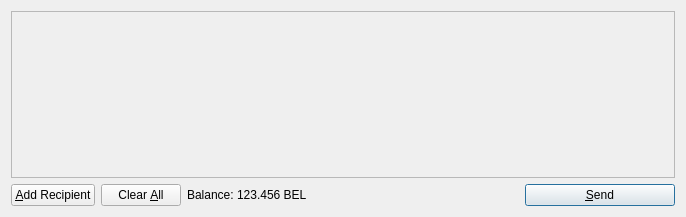
Qt form src/qt/forms/sendcoinsdialog.ui (fj31216/kittehcoin) before a commit.
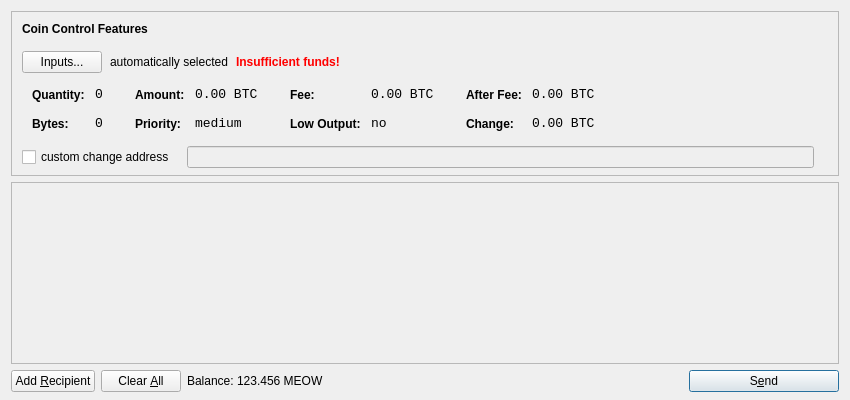
The same form after that commit. Icons and pictures are not drawn.

The edit to the form file:
```diff
--- a/src/qt/forms/sendcoinsdialog.ui
+++ b/src/qt/forms/sendcoinsdialog.ui
@@ -6,14 +6,615 @@
    <rect>
     <x>0</x>
     <y>0</y>
-    <width>686</width>
-    <height>217</height>
+    <width>850</width>
+    <height>400</height>
    </rect>
   </property>
   <property name="windowTitle">
    <string>Send Coins</string>
   </property>
-  <layout class="QVBoxLayout" name="verticalLayout">
+  <layout class="QVBoxLayout" name="verticalLayout" stretch="0,1,0">
+   <property name="bottomMargin">
+    <number>8</number>
+   </property>
+   <item>
+    <widget class="QFrame" name="frameCoinControl">
+     <property name="sizePolicy">
+      <sizepolicy hsizetype="Expanding" vsizetype="Expanding">
+       <horstretch>0</horstretch>
+       <verstretch>0</verstretch>
+      </sizepolicy>
+     </property>
+     <property name="maximumSize">
+      <size>
+       <width>16777215</width>
+       <height>16777215</height>
+      </size>
+     </property>
+     <property name="frameShape">
+      <enum>QFrame::StyledPanel</enum>
+     </property>
+     <property name="frameShadow">
+      <enum>QFrame::Sunken</enum>
+     </property>
+     <layout class="QVBoxLayout" name="verticalLayoutCoinControl2">
+      <property name="spacing">
+       <number>-1</number>
+      </property>
+      <property name="leftMargin">
+       <number>0</number>
+      </property>
+      <property name="topMargin">
+       <number>0</number>
+      </property>
+      <property name="rightMargin">
+       <number>0</number>
+      </property>
+      <property name="bottomMargin">
+       <number>6</number>
+      </property>
+      <item>
+       <layout class="QVBoxLayout" name="verticalLayoutCoinControl" stretch="0,0,0,0,1">
+        <property name="spacing">
+         <number>0</number>
+        </property>
+        <property name="leftMargin">
+         <number>10</number>
+        </property>
+        <property name="topMargin">
+         <number>10</number>
+        </property>
+        <item>
+         <layout class="QHBoxLayout" name="horizontalLayoutCoinControl1">
+          <property name="bottomMargin">
+           <number>15</number>
+          </property>
+          <item>
+           <widget class="QLabel" name="labelCoinControlFeatures">
+            <property name="sizePolicy">
+             <sizepolicy hsizetype="Preferred" vsizetype="Maximum">
+              <horstretch>0</horstretch>
+              <verstretch>0</verstretch>
+             </sizepolicy>
+            </property>
+            <property name="font">
+             <font>
+              <weight>75</weight>
+              <bold>true</bold>
+             </font>
+            </property>
+            <property name="styleSheet">
+             <string notr="true">font-weight:bold;</string>
+            </property>
+            <property name="text">
+             <string>Coin Control Features</string>
+            </property>
+           </widget>
+          </item>
+         </layout>
+        </item>
+        <item>
+         <layout class="QHBoxLayout" name="horizontalLayoutCoinControl2" stretch="0,0,0,0">
+          <property name="spacing">
+           <number>8</number>
+          </property>
+          <property name="bottomMargin">
+           <number>10</number>
+          </property>
+          <item>
+           <widget class="QPushButton" name="pushButtonCoinControl">
+            <property name="styleSheet">
+             <string notr="true"/>
+            </property>
+            <property name="text">
+             <string>Inputs...</string>
+            </property>
+           </widget>
+          </item>
+          <item>
+           <widget class="QLabel" name="labelCoinControlAutomaticallySelected">
+            <property name="text">
+             <string>automatically selected</string>
+            </property>
+            <property name="margin">
+             <number>5</number>
+            </property>
+           </widget>
+          </item>
+          <item>
+           <widget class="QLabel" name="labelCoinControlInsuffFunds">
+            <property name="font">
+             <font>
+              <weight>75</weight>
+              <bold>true</bold>
+             </font>
+            </property>
+            <property name="styleSheet">
+             <string notr="true">color:red;font-weight:bold;</string>
+            </property>
+            <property name="text">
+             <string>Insufficient funds!</string>
+            </property>
+            <property name="margin">
+             <number>5</number>
+            </property>
+           </widget>
+          </item>
+          <item>
+           <spacer name="horizontalSpacerCoinControl">
+            <property name="orientation">
+             <enum>Qt::Horizontal</enum>
+            </property>
+            <property name="sizeHint" stdset="0">
+             <size>
+              <width>40</width>
+              <height>1</height>
+             </size>
+            </property>
+           </spacer>
+          </item>
+         </layout>
+        </item>
+        <item>
+         <widget class="QWidget" name="widgetCoinControl" native="true">
+          <property name="sizePolicy">
+           <sizepolicy hsizetype="Preferred" vsizetype="Preferred">
+            <horstretch>0</horstretch>
+            <verstretch>0</verstretch>
+           </sizepolicy>
+          </property>
+          <property name="minimumSize">
+           <size>
+            <width>0</width>
+            <height>0</height>
+           </size>
+          </property>
+          <property name="styleSheet">
+           <string notr="true"/>
+          </property>
+          <layout class="QHBoxLayout" name="horizontalLayoutCoinControl5">
+           <property name="margin">
+            <number>0</number>
+           </property>
+           <item>
+            <layout class="QHBoxLayout" name="horizontalLayoutCoinControl3" stretch="0,0,0,1">
+             <property name="spacing">
+              <number>20</number>
+             </property>
+             <property name="topMargin">
+              <number>0</number>
+             </property>
+             <property name="bottomMargin">
+              <number>10</number>
+             </property>
+             <item>
+              <layout class="QFormLayout" name="formLayoutCoinControl1">
+               <property name="horizontalSpacing">
+                <number>10</number>
+               </property>
+               <property name="verticalSpacing">
+                <number>14</number>
+               </property>
+               <property name="leftMargin">
+                <number>10</number>
+               </property>
+               <property name="topMargin">
+                <number>4</number>
+               </property>
+               <property name="rightMargin">
+                <number>6</number>
+               </property>
+               <item row="0" column="0">
+                <widget class="QLabel" name="labelCoinControlQuantityText">
+                 <property name="styleSheet">
+                  <string notr="true">font-weight:bold;</string>
+                 </property>
+                 <property name="text">
+                  <string>Quantity:</string>
+                 </property>
+                 <property name="margin">
+                  <number>0</number>
+                 </property>
+                </widget>
+               </item>
+               <item row="0" column="1">
+                <widget class="QLabel" name="labelCoinControlQuantity">
+                 <property name="font">
+                  <font>
+                   <family>Monospace</family>
+                   <pointsize>10</pointsize>
+                  </font>
+                 </property>
+                 <property name="cursor">
+                  <cursorShape>IBeamCursor</cursorShape>
+                 </property>
+                 <property name="contextMenuPolicy">
+                  <enum>Qt::ActionsContextMenu</enum>
+                 </property>
+                 <property name="text">
+                  <string notr="true">0</string>
+                 </property>
+                 <property name="margin">
+                  <number>0</number>
+                 </property>
+                 <property name="textInteractionFlags">
+                  <set>Qt::LinksAccessibleByMouse|Qt::TextSelectableByKeyboard|Qt::TextSelectableByMouse</set>
+                 </property>
+                </widget>
+               </item>
+               <item row="1" column="0">
+                <widget class="QLabel" name="labelCoinControlBytesText">
+                 <property name="styleSheet">
+                  <string notr="true">font-weight:bold;</string>
+                 </property>
+                 <property name="text">
+                  <string>Bytes:</string>
+                 </property>
+                </widget>
+               </item>
+               <item row="1" column="1">
+                <widget class="QLabel" name="labelCoinControlBytes">
+                 <property name="font">
+                  <font>
+                   <family>Monospace</family>
+                   <pointsize>10</pointsize>
+                  </font>
+                 </property>
+                 <property name="cursor">
+                  <cursorShape>IBeamCursor</cursorShape>
+                 </property>
+                 <property name="contextMenuPolicy">
+                  <enum>Qt::ActionsContextMenu</enum>
+                 </property>
+                 <property name="text">
+                  <string notr="true">0</string>
+                 </property>
+                 <property name="textInteractionFlags">
+                  <set>Qt::LinksAccessibleByMouse|Qt::TextSelectableByKeyboard|Qt::TextSelectableByMouse</set>
+                 </property>
+                </widget>
+               </item>
+              </layout>
+             </item>
+             <item>
+              <layout class="QFormLayout" name="formLayoutCoinControl2">
+               <property name="horizontalSpacing">
+                <number>10</number>
+               </property>
+               <property name="verticalSpacing">
+                <number>14</number>
+               </property>
+               <property name="leftMargin">
+                <number>6</number>
+               </property>
+               <property name="topMargin">
+                <number>4</number>
+               </property>
+               <property name="rightMargin">
+                <number>6</number>
+               </property>
+               <item row="0" column="0">
+                <widget class="QLabel" name="labelCoinControlAmountText">
+                 <property name="styleSheet">
+                  <string notr="true">font-weight:bold;</string>
+                 </property>
+                 <property name="text">
+                  <string>Amount:</string>
+                 </property>
+                 <property name="margin">
+                  <number>0</number>
+                 </property>
+                </widget>
+               </item>
+               <item row="0" column="1">
+                <widget class="QLabel" name="labelCoinControlAmount">
+                 <property name="font">
+                  <font>
+                   <family>Monospace</family>
+                   <pointsize>10</pointsize>
+                  </font>
+                 </property>
+                 <property name="cursor">
+                  <cursorShape>IBeamCursor</cursorShape>
+                 </property>
+                 <property name="contextMenuPolicy">
+                  <enum>Qt::ActionsContextMenu</enum>
+                 </property>
+                 <property name="text">
+                  <string notr="true">0.00 BTC</string>
+                 </property>
+                 <property name="textInteractionFlags">
+                  <set>Qt::LinksAccessibleByMouse|Qt::TextSelectableByKeyboard|Qt::TextSelectableByMouse</set>
+                 </property>
+                </widget>
+               </item>
+               <item row="1" column="0">
+                <widget class="QLabel" name="labelCoinControlPriorityText">
+                 <property name="styleSheet">
+                  <string notr="true">font-weight:bold;</string>
+                 </property>
+                 <property name="text">
+                  <string>Priority:</string>
+                 </property>
+                </widget>
+               </item>
+               <item row="1" column="1">
+                <widget class="QLabel" name="labelCoinControlPriority">
+                 <property name="font">
+                  <font>
+                   <family>Monospace</family>
+                   <pointsize>10</pointsize>
+                  </font>
+                 </property>
+                 <property name="cursor">
+                  <cursorShape>IBeamCursor</cursorShape>
+                 </property>
+                 <property name="contextMenuPolicy">
+                  <enum>Qt::ActionsContextMenu</enum>
+                 </property>
+                 <property name="text">
+                  <string>medium</string>
+                 </property>
+                 <property name="textInteractionFlags">
+                  <set>Qt::LinksAccessibleByMouse|Qt::TextSelectableByKeyboard|Qt::TextSelectableByMouse</set>
+                 </property>
+                </widget>
+               </item>
+              </layout>
+             </item>
+             <item>
+              <layout class="QFormLayout" name="formLayoutCoinControl3">
+               <property name="horizontalSpacing">
+                <number>10</number>
+               </property>
+               <property name="verticalSpacing">
+                <number>14</number>
+               </property>
+               <property name="leftMargin">
+                <number>6</number>
+               </property>
+               <property name="topMargin">
+                <number>4</number>
+               </property>
+               <property name="rightMargin">
+                <number>6</number>
+               </property>
+               <item row="0" column="0">
+                <widget class="QLabel" name="labelCoinControlFeeText">
+                 <property name="styleSheet">
+                  <string notr="true">font-weight:bold;</string>
+                 </property>
+                 <property name="text">
+                  <string>Fee:</string>
+                 </property>
+                 <property name="margin">
+                  <number>0</number>
+                 </property>
+                </widget>
+               </item>
+               <item row="0" column="1">
+                <widget class="QLabel" name="labelCoinControlFee">
+                 <property name="font">
+                  <font>
+                   <family>Monospace</family>
+                   <pointsize>10</pointsize>
+                  </font>
+                 </property>
+                 <property name="cursor">
+                  <cursorShape>IBeamCursor</cursorShape>
+                 </property>
+                 <property name="contextMenuPolicy">
+                  <enum>Qt::ActionsContextMenu</enum>
+                 </property>
+                 <property name="text">
+                  <string notr="true">0.00 BTC</string>
+                 </property>
+                 <property name="textInteractionFlags">
+                  <set>Qt::LinksAccessibleByMouse|Qt::TextSelectableByKeyboard|Qt::TextSelectableByMouse</set>
+                 </property>
+                </widget>
+               </item>
+               <item row="1" column="0">
+                <widget class="QLabel" name="labelCoinControlLowOutputText">
+                 <property name="styleSheet">
+                  <string notr="true">font-weight:bold;</string>
+                 </property>
+                 <property name="text">
+                  <string>Low Output:</string>
+                 </property>
+                </widget>
+               </item>
+               <item row="1" column="1">
+                <widget class="QLabel" name="labelCoinControlLowOutput">
+                 <property name="font">
+                  <font>
+                   <family>Monospace</family>
+                   <pointsize>10</pointsize>
+                  </font>
+                 </property>
+                 <property name="cursor">
+                  <cursorShape>IBeamCursor</cursorShape>
+                 </property>
+                 <property name="contextMenuPolicy">
+                  <enum>Qt::ActionsContextMenu</enum>
+                 </property>
+                 <property name="text">
+                  <string>no</string>
+                 </property>
+                 <property name="textInteractionFlags">
+                  <set>Qt::LinksAccessibleByMouse|Qt::TextSelectableByKeyboard|Qt::TextSelectableByMouse</set>
+                 </property>
+                </widget>
+               </item>
+              </layout>
+             </item>
+             <item>
+              <layout class="QFormLayout" name="formLayoutCoinControl4">
+               <property name="horizontalSpacing">
+                <number>10</number>
+               </property>
+               <property name="verticalSpacing">
+                <number>14</number>
+               </property>
+               <property name="leftMargin">
+                <number>6</number>
+               </property>
+               <property name="topMargin">
+                <number>4</number>
+               </property>
+               <property name="rightMargin">
+                <number>6</number>
+               </property>
+               <item row="0" column="0">
+                <widget class="QLabel" name="labelCoinControlAfterFeeText">
+                 <property name="styleSheet">
+                  <string notr="true">font-weight:bold;</string>
+                 </property>
+                 <property name="text">
+                  <string>After Fee:</string>
+                 </property>
+                 <property name="margin">
+                  <number>0</number>
+                 </property>
+                </widget>
+               </item>
+               <item row="0" column="1">
+                <widget class="QLabel" name="labelCoinControlAfterFee">
+                 <property name="font">
+                  <font>
+                   <family>Monospace</family>
+                   <pointsize>10</pointsize>
+                  </font>
+                 </property>
+                 <property name="cursor">
+                  <cursorShape>IBeamCursor</cursorShape>
+                 </property>
+                 <property name="contextMenuPolicy">
+                  <enum>Qt::ActionsContextMenu</enum>
+                 </property>
+                 <property name="text">
+                  <string notr="true">0.00 BTC</string>
+                 </property>
+                 <property name="textInteractionFlags">
+                  <set>Qt::LinksAccessibleByMouse|Qt::TextSelectableByKeyboard|Qt::TextSelectableByMouse</set>
+                 </property>
+                </widget>
+               </item>
+               <item row="1" column="0">
+                <widget class="QLabel" name="labelCoinControlChangeText">
+                 <property name="styleSheet">
+                  <string notr="true">font-weight:bold;</string>
+                 </property>
+                 <property name="text">
+                  <string>Change:</string>
+                 </property>
+                </widget>
+               </item>
+               <item row="1" column="1">
+                <widget class="QLabel" name="labelCoinControlChange">
+                 <property name="font">
+                  <font>
+                   <family>Monospace</family>
+                   <pointsize>10</pointsize>
+                  </font>
+                 </property>
+                 <property name="cursor">
+                  <cursorShape>IBeamCursor</cursorShape>
+                 </property>
+                 <property name="contextMenuPolicy">
+                  <enum>Qt::ActionsContextMenu</enum>
+                 </property>
+                 <property name="text">
+                  <string notr="true">0.00 BTC</string>
+                 </property>
+                 <property name="textInteractionFlags">
+                  <set>Qt::LinksAccessibleByMouse|Qt::TextSelectableByKeyboard|Qt::TextSelectableByMouse</set>
+                 </property>
+                </widget>
+               </item>
+              </layout>
+             </item>
+            </layout>
+           </item>
+          </layout>
+         </widget>
+        </item>
+        <item>
+         <layout class="QHBoxLayout" name="horizontalLayoutCoinControl4" stretch="0,0,0">
+          <property name="spacing">
+           <number>12</number>
+          </property>
+          <property name="sizeConstraint">
+           <enum>QLayout::SetDefaultConstraint</enum>
+          </property>
+          <property name="topMargin">
+           <number>5</number>
+          </property>
+          <property name="rightMargin">
+           <number>5</number>
+          </property>
+          <item>
+           <widget class="QCheckBox" name="checkBoxCoinControlChange">
+            <property name="text">
+             <string>custom change address</string>
+            </property>
+           </widget>
+          </item>
+          <item>
+           <widget class="QLineEdit" name="lineEditCoinControlChange">
+            <property name="enabled">
+             <bool>false</bool>
+            </property>
+            <property name="sizePolicy">
+             <sizepolicy hsizetype="Expanding" vsizetype="Fixed">
+              <horstretch>0</horstretch>
+              <verstretch>0</verstretch>
+             </sizepolicy>
+            </property>
+           </widget>
+          </item>
+          <item>
+           <widget class="QLabel" name="labelCoinControlChangeLabel">
+            <property name="sizePolicy">
+             <sizepolicy hsizetype="Preferred" vsizetype="Expanding">
+              <horstretch>0</horstretch>
+              <verstretch>0</verstretch>
+             </sizepolicy>
+            </property>
+            <property name="minimumSize">
+             <size>
+              <width>0</width>
+              <height>0</height>
+             </size>
+            </property>
+            <property name="text">
+             <string/>
+            </property>
+            <property name="margin">
+             <number>3</number>
+            </property>
+           </widget>
+          </item>
+         </layout>
+        </item>
+        <item>
+         <spacer name="verticalSpacerCoinControl">
+          <property name="orientation">
+           <enum>Qt::Vertical</enum>
+          </property>
+          <property name="sizeHint" stdset="0">
+           <size>
+            <width>800</width>
+            <height>1</height>
+           </size>
+          </property>
+         </spacer>
+        </item>
+       </layout>
+      </item>
+     </layout>
+    </widget>
+   </item>
    <item>
     <widget class="QScrollArea" name="scrollArea">
      <property name="widgetResizable">
@@ -24,7 +625,7 @@
        <rect>
         <x>0</x>
         <y>0</y>
-        <width>666</width>
+        <width>830</width>
         <height>165</height>
        </rect>
       </property>
@@ -64,7 +665,7 @@
         <string>Send to multiple recipients at once</string>
        </property>
        <property name="text">
-        <string>&amp;Add Recipient</string>
+        <string>Add &amp;Recipient</string>
        </property>
        <property name="icon">
         <iconset resource="../bitcoin.qrc">
@@ -119,7 +720,7 @@
           <cursorShape>IBeamCursor</cursorShape>
          </property>
          <property name="text">
-          <string>123.456 BEL</string>
+          <string>123.456 MEOW</string>
          </property>
          <property name="textInteractionFlags">
           <set>Qt::LinksAccessibleByMouse|Qt::TextSelectableByKeyboard|Qt::TextSelectableByMouse</set>
@@ -153,7 +754,7 @@
         <string>Confirm the send action</string>
        </property>
        <property name="text">
-        <string>&amp;Send</string>
+        <string>S&amp;end</string>
        </property>
        <property name="icon">
         <iconset resource="../bitcoin.qrc">
```
